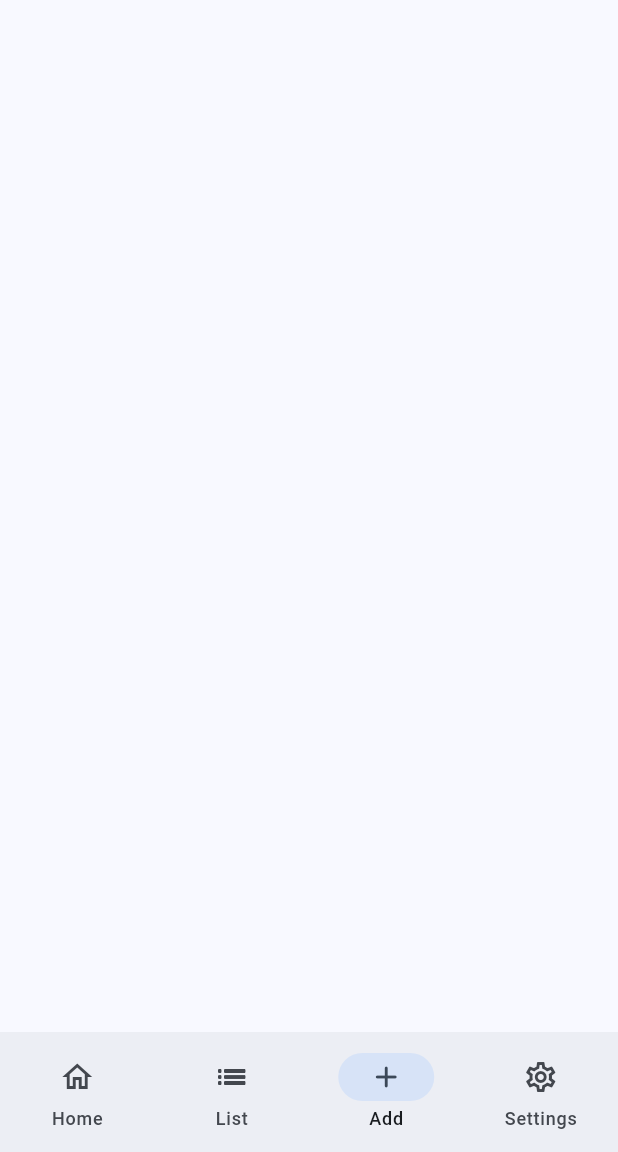
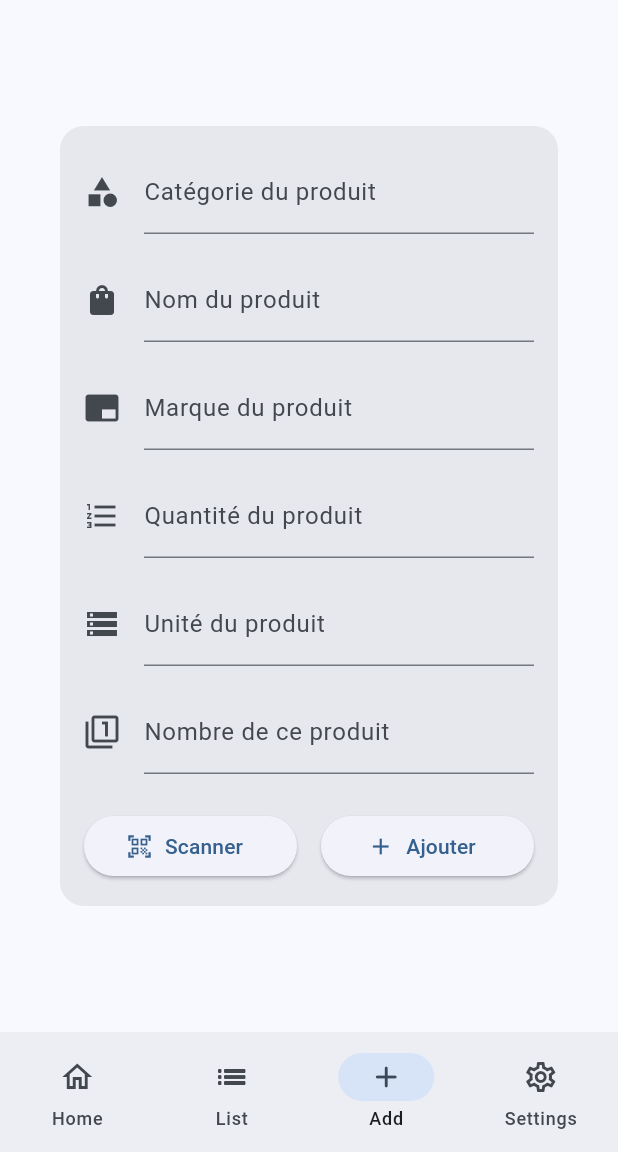
Before and after one commit to FoodInventory/flutter, a Flutter app: the screen it shows after launch, item 3 of the bottom bar chosen, on a phone screen of 412 x 824 dp, the part 84-1236 px from its top. Run offline on Flutter 3.47's test engine with Material 2 defaults, Android fonts, the phone set to English and light mode, and no system bars; network calls fail.

Commit message:
feat: :lipstick: add AddPage UI

```diff
--- a/lib/pages/add_page.dart
+++ b/lib/pages/add_page.dart
@@ -10,6 +10,86 @@ class AddPage extends StatefulWidget {
 class _AddPageState extends State<AddPage> {
   @override
   Widget build(BuildContext context) {
-    return Container();
+    return Dialog(
+      shape: RoundedRectangleBorder(
+        borderRadius: BorderRadius.circular(16.0),
+      ),
+      child: SingleChildScrollView(
+        child: Padding(
+          padding: const EdgeInsets.all(16.0),
+          child: Column(
+            mainAxisSize: MainAxisSize.min,
+            crossAxisAlignment: CrossAxisAlignment.stretch,
+            children: [
+              TextFormField(
+                decoration: const InputDecoration(
+                  labelText: 'Catégorie du produit',
+                  icon: Icon(Icons.category),
+                ),
+              ),
+              const SizedBox(height: 16),
+              TextFormField(
+                decoration: const InputDecoration(
+                  labelText: 'Nom du produit',
+                  icon: Icon(Icons.shopping_bag),
+                ),
+              ),
+              const SizedBox(height: 16),
+              TextFormField(
+                decoration: const InputDecoration(
+                  labelText: 'Marque du produit',
+                  icon: Icon(Icons.branding_watermark),
+                ),
+              ),
+              const SizedBox(height: 16),
+              TextFormField(
+                decoration: const InputDecoration(
+                  labelText: 'Quantité du produit',
+                  icon: Icon(Icons.format_list_numbered),
+                ),
+              ),
+              const SizedBox(height: 16),
+              TextFormField(
+                decoration: const InputDecoration(
+                  labelText: 'Unité du produit',
+                  icon: Icon(Icons.storage),
+                ),
+              ),
+              const SizedBox(height: 16),
+              TextFormField(
+                decoration: const InputDecoration(
+                  labelText: 'Nombre de ce produit',
+                  icon: Icon(Icons.filter_1),
+                ),
+              ),
+              const SizedBox(height: 24),
+              Row(
+                children: [
+                  Expanded(
+                    child: ElevatedButton.icon(
+                      onPressed: () {
+                        // logique du scanner de code-barres
+                      },
+                      icon: const Icon(Icons.qr_code_scanner),
+                      label: const Text('Scanner'),
+                    ),
+                  ),
+                  const SizedBox(width: 16),
+                  Expanded(
+                    child: ElevatedButton.icon(
+                      onPressed: () {
+                        // logique du POST de l'API Strapi
+                      },
+                      icon: const Icon(Icons.add),
+                      label: const Text('Ajouter'),
+                    ),
+                  ),
+                ],
+              ),
+            ],
+          ),
+        ),
+      ),
+    );
   }
 }
```
